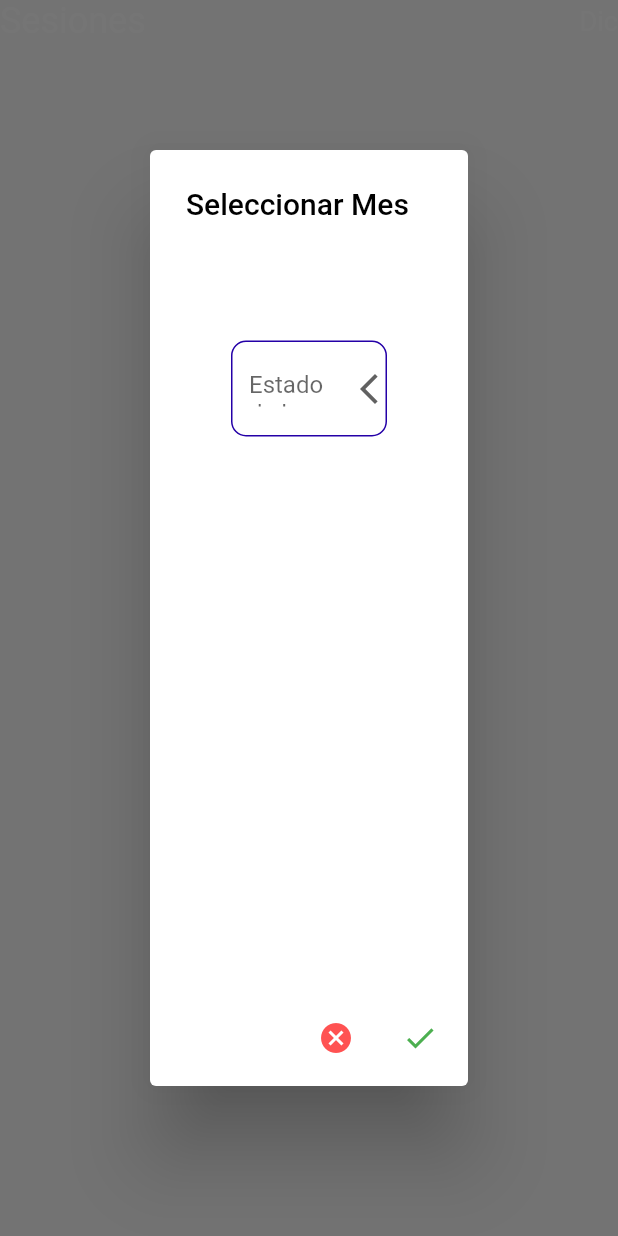
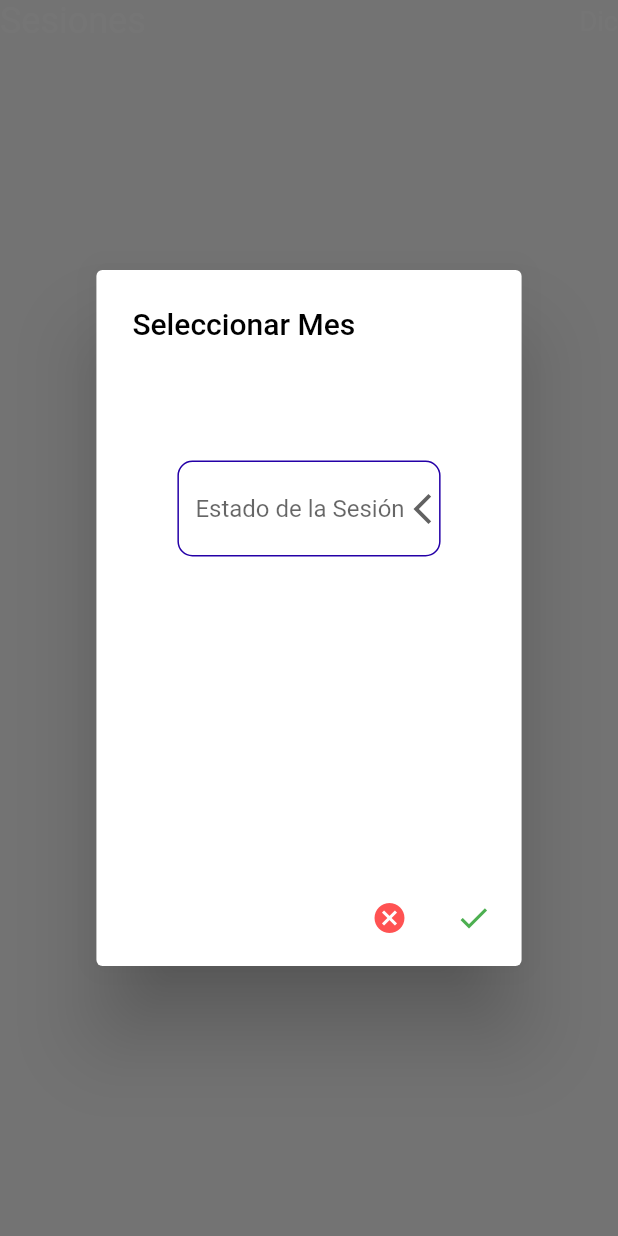
Before and after one commit to DTZ-David/ClinnicPlannerApp, a Flutter app: what topRow() shows on an empty page, opened directly, after a tap on "Dic", on a phone screen of 412 x 824 dp. Run offline on Flutter 3.47's test engine with Material 2 defaults, Android fonts, the phone set to English and light mode, and no system bars; our stand-ins replace cloud_firestore, dropdown_search, firebase_auth, firebase_core, firebase_storage, get and 2 more; accounts and stored records are empty.

Commit message:
Clinnic Planner V3.0.1

```diff
--- a/lib/ui/pages/nav_pages_psychologist/agenda_page.dart
+++ b/lib/ui/pages/nav_pages_psychologist/agenda_page.dart
@@ -1,6 +1,4 @@
 // ignore_for_file: camel_case_types, prefer_typing_uninitialized_variables, unused_local_variable, avoid_print
-
-import 'dart:async';
 
 import 'package:flutter/material.dart';
 import 'package:get/get.dart';
@@ -256,7 +254,7 @@ class _topRowState extends State<topRow> {
                 context: context,
                 builder: (BuildContext context) {
                   return AlertDialog(
-                    insetPadding: const EdgeInsets.all(100),
+                    insetPadding: const EdgeInsets.fromLTRB(10, 180, 10, 180),
                     backgroundColor: Colors.white,
                     title: const Text(
                       "Seleccionar Mes",
```
